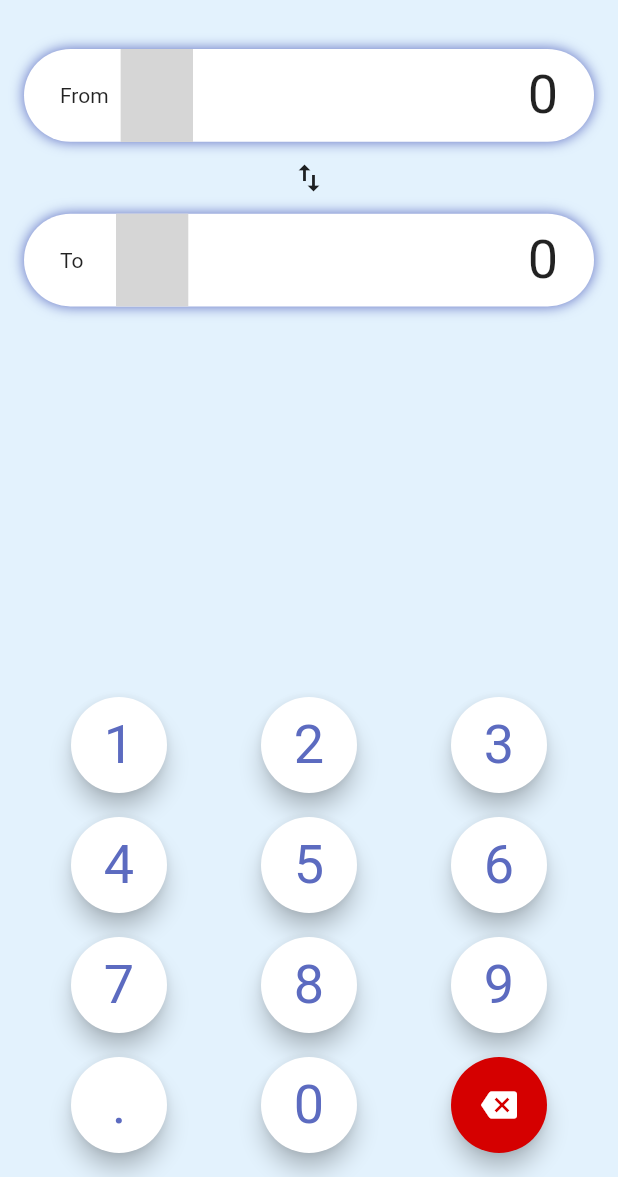
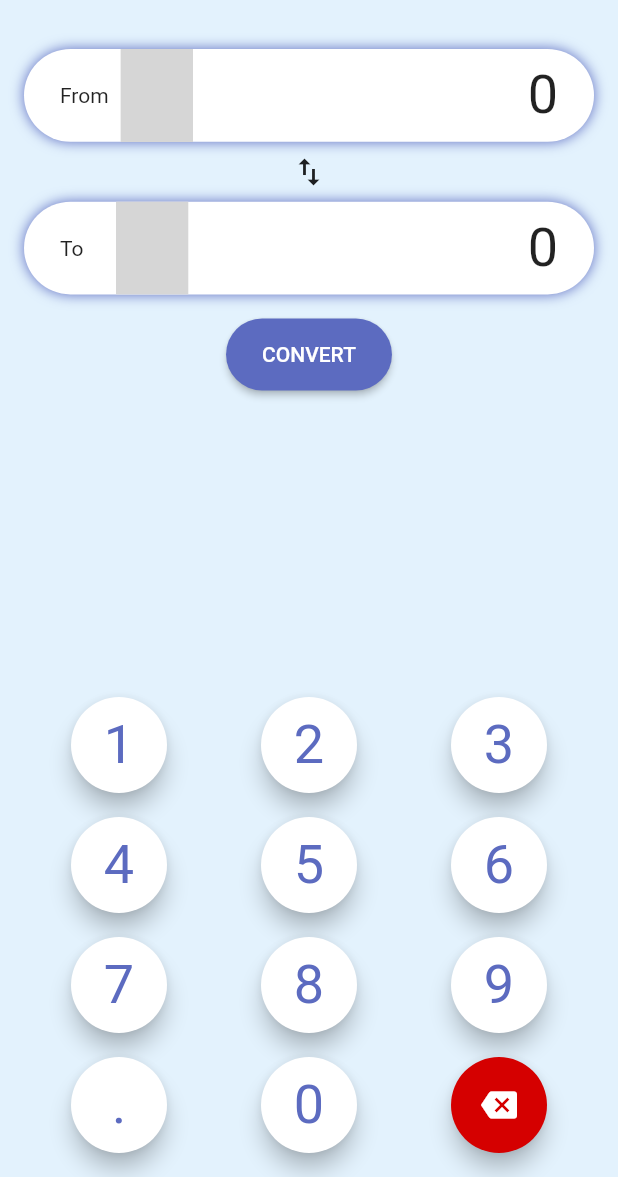
Before and after one commit to MuhammadEssam96/CurrencyConverter, a Flutter app: the screen it shows after launch, on a phone screen of 412 x 824 dp, the part 59-1236 px from its top. Run offline on Flutter 3.47's test engine with Material 2 defaults, Android fonts, the phone set to English and light mode, and no system bars; drawn by our look-alikes of auto_size_text; our stand-ins replace bloc, flutter_bloc; missing offline and left inert: currency_pickers; grey boxes are pictures that could not be loaded.

Commit message:
Add new ConvertButton and CircularProgressIndicator when the button is pressed

```diff
--- a/lib/ui/screens/home_screen.dart
+++ b/lib/ui/screens/home_screen.dart
@@ -1,8 +1,6 @@
 import 'package:currency_converter/cubits/convert_rate_cubit.dart';
-import 'package:currency_converter/cubits/currency_cubit.dart';
-import 'package:currency_converter/cubits/number_field_cubit.dart';
-import 'package:currency_converter/cubits/result_field_cubit.dart';
 import 'package:currency_converter/ui/values/colors.dart';
+import 'package:currency_converter/ui/widgets/convert_button_widget.dart';
 import 'package:currency_converter/ui/widgets/currency_selector_number_field_widget.dart';
 import 'package:currency_converter/ui/widgets/num_pad_row_widget.dart';
 import 'package:flutter/material.dart';
@@ -35,11 +33,26 @@ class HomeScreen extends StatelessWidget {
               Column(
                 children: [
                   CurrencySelectorAndNumberFieldWidget(CurrencyWidgetType.From),
-                  IconButton(
-                    icon: Icon(Icons.swap_vert),
-                    onPressed: () async => convertCurrencies(context)
+                  Padding(
+                    padding: const EdgeInsets.all(8.0),
+                    child: Icon(Icons.swap_vert,),
                   ),
                   CurrencySelectorAndNumberFieldWidget(CurrencyWidgetType.To),
+                  Padding(
+                    padding: const EdgeInsets.all(16.0),
+                    child: BlocBuilder<ConvertRateCubit, ConvertRateState>(
+                      builder: (context, state) {
+                        if (state is ConvertRateLoadingState){
+                          return Padding(
+                            padding: const EdgeInsets.only(top: 8.0),
+                            child: CircularProgressIndicator(),
+                          );
+                        } else {
+                          return ConvertButton();
+                        }
+                      }
+                    ),
+                  )
                 ],
               ),
               SafeArea(
@@ -63,20 +76,4 @@ class HomeScreen extends StatelessWidget {
       ),
     );
   }
-
-  Future<void> convertCurrencies(BuildContext context) async {
-    final numberFieldCubit = BlocProvider.of<NumberFieldCubit>(context);
-    final convertRateCubitFieldCubit = BlocProvider.of<ConvertRateCubit>(context);
-    final resultFieldCubit = BlocProvider.of<ResultFieldCubit>(context);
-
-    await convertRateCubitFieldCubit.getConvertRate(
-      BlocProvider.of<OriginalCurrencyCubit>(context).state.currency.currencyCode,
-      BlocProvider.of<ConvertedCurrencyCubit>(context).state.currency.currencyCode,
-    );
-
-    resultFieldCubit.showResult(
-        from: numberFieldCubit.state.number,
-        rate: convertRateCubitFieldCubit.state.convertRate.convertRate.toString()
-    );
-  }
 }
```
